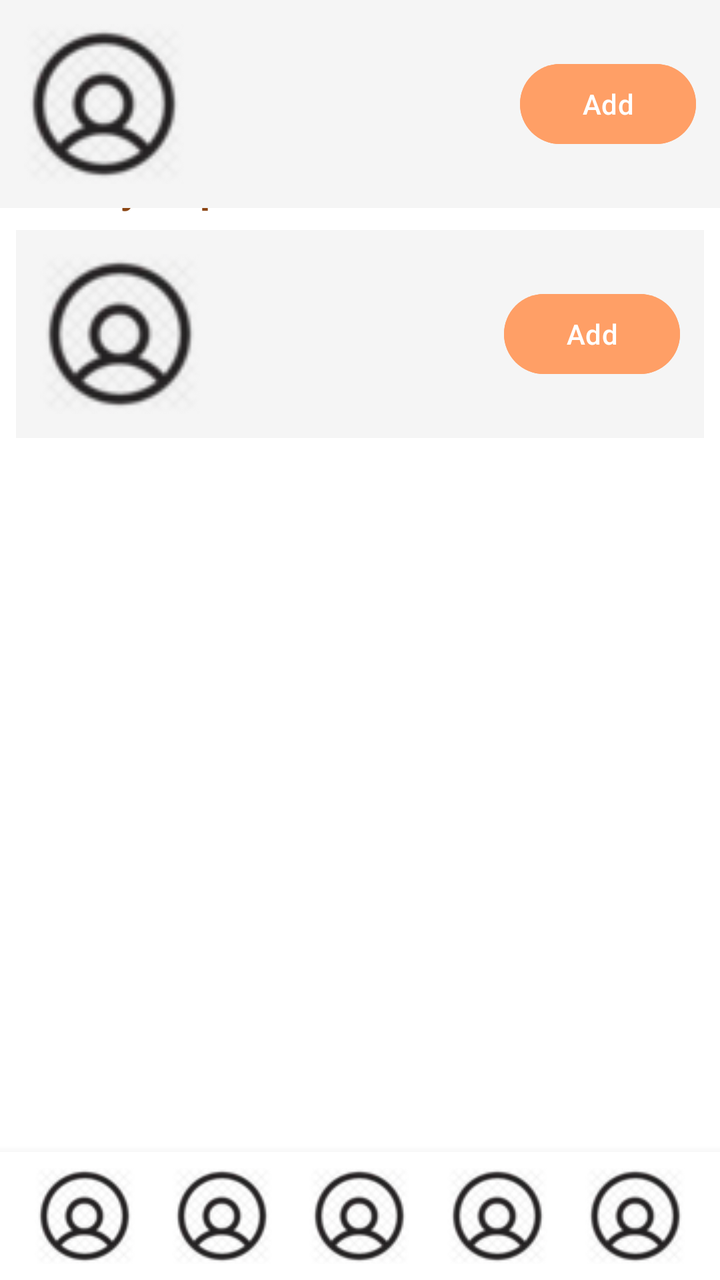
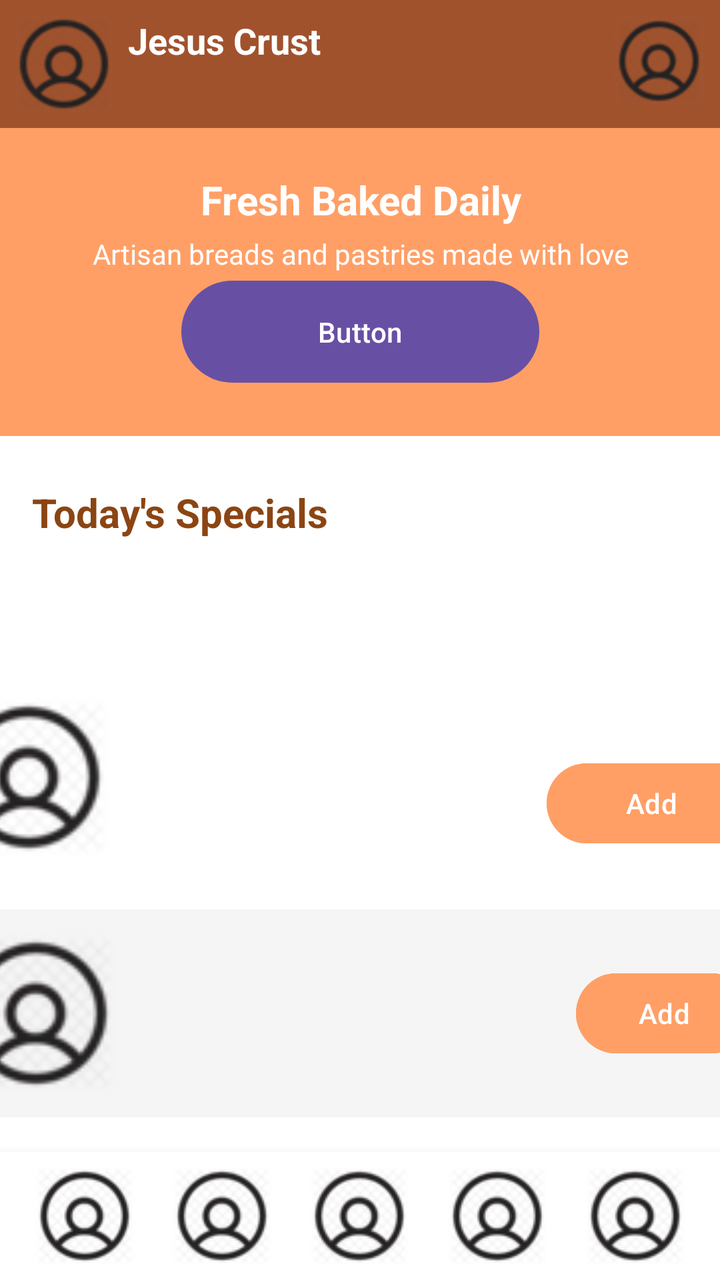

Screens rendered from an Android XML layout before and after an edit, with the pre-edit source and the edit as a unified diff.
<!-- AndroidManifest.xml: application theme Theme.JesusCrust -->
<!-- res/layout/activity_menu.xml -->
<?xml version="1.0" encoding="utf-8"?>
<androidx.constraintlayout.widget.ConstraintLayout
    xmlns:android="http://schemas.android.com/apk/res/android"
    xmlns:app="http://schemas.android.com/apk/res-auto"
    xmlns:tools="http://schemas.android.com/tools"
    android:id="@+id/menu"
    android:layout_width="match_parent"
    android:layout_height="match_parent"
    android:background="#FFFFFF"
    tools:context=".MenuActivity">

    
    <LinearLayout
        android:id="@+id/TopBannerContainer"
        android:layout_width="match_parent"
        android:layout_height="wrap_content"
        android:orientation="horizontal"
        android:padding="8dp"
        android:background="#A0522D"
        app:layout_constraintTop_toTopOf="parent"
        app:layout_constraintStart_toStartOf="parent"
        app:layout_constraintEnd_toEndOf="parent">

        <ImageButton
            android:id="@+id/Icon1"
            android:layout_width="48dp"
            android:layout_height="48dp"
            android:background="?attr/selectableItemBackgroundBorderless"
            android:contentDescription="User icon"
            app:srcCompat="@drawable/user" />

        <TextView
            android:layout_width="wrap_content"
            android:layout_height="wrap_content"
            android:gravity="center_vertical"
            android:paddingStart="8dp"
            android:text="Jesus Crust"
            android:textSize="18sp"
            android:textStyle="bold"
            android:textColor="#FFFFFF" />

        <View
            android:layout_width="0dp"
            android:layout_height="0dp"
            android:layout_weight="1" />

        <ImageView
            android:layout_width="45dp"
            android:layout_height="45dp"
            android:contentDescription="Logo"
            app:srcCompat="@drawable/user" />
    </LinearLayout>

    
    <TextView
        android:id="@+id/MenuTitle"
        android:layout_width="wrap_content"
        android:layout_height="wrap_content"
        android:text="Today's Specials"
        android:textSize="20sp"
        android:textStyle="bold"
        android:textColor="#8B4513"
        android:layout_marginStart="16dp"
        android:layout_marginTop="16dp"
        app:layout_constraintTop_toBottomOf="@id/TopBannerContainer"
        app:layout_constraintStart_toStartOf="parent" />

    
    <ScrollView
        android:id="@+id/MenuScroll"
        android:layout_width="0dp"
        android:layout_height="0dp"
        android:layout_margin="8dp"
        app:layout_constraintTop_toBottomOf="@id/MenuTitle"
        app:layout_constraintBottom_toTopOf="@id/BottomNav"
        app:layout_constraintStart_toStartOf="parent"
        app:layout_constraintEnd_toEndOf="parent">

        <LinearLayout
            android:layout_width="match_parent"
            android:layout_height="wrap_content"
            android:orientation="vertical">

            

            
            <LinearLayout
                android:layout_width="match_parent"
                android:layout_height="wrap_content"
                android:orientation="horizontal"
                android:background="#F5F5F5"
                android:padding="12dp"
                android:layout_marginBottom="12dp">

                <ImageView
                    android:layout_width="80dp"
                    android:layout_height="80dp"
                    app:srcCompat="@drawable/user"
                    android:contentDescription="Product" />

                <LinearLayout
                    android:layout_width="0dp"
                    android:layout_height="wrap_content"
                    android:layout_weight="1"
                    android:orientation="vertical"
                    android:layout_marginStart="12dp">

                    <TextView
                        android:text="Lucifer Luz del Alba"
                        android:textSize="16sp"
                        android:textStyle="bold"
                        android:textColor="#000000" />

                    <TextView
                        android:text="Buttery  flaky"
                        android:textSize="14sp"
                        android:textColor="#666666"
                        android:layout_marginTop="4dp" />

                    <TextView
                        android:text="$4.25"
                        android:textSize="14sp"
                        android:textColor="#FF9F66"
                        android:layout_marginTop="4dp" />
                </LinearLayout>

                <Button
                    android:layout_width="wrap_content"
                    android:layout_height="wrap_content"
                    android:text="Add"
                    android:backgroundTint="#FF9F66"
                    android:textColor="#FFFFFF"
                    android:layout_gravity="center_vertical" />
            </LinearLayout>

        </LinearLayout>
    </ScrollView>

    
    <LinearLayout
        android:id="@+id/BottomNav"
        android:layout_width="0dp"
        android:layout_height="wrap_content"
        android:orientation="horizontal"
        android:gravity="center"
        android:padding="8dp"
        android:background="#FFFFFF"
        android:elevation="8dp"
        app:layout_constraintBottom_toBottomOf="parent"
        app:layout_constraintStart_toStartOf="parent"
        app:layout_constraintEnd_toEndOf="parent">

        <ImageButton
            android:id="@+id/nav_home"
            android:layout_width="0dp"
            android:layout_height="48dp"
            android:layout_weight="1"
            android:background="?attr/selectableItemBackgroundBorderless"
            app:srcCompat="@drawable/user"
            android:contentDescription="Home" />

        <ImageButton
            android:id="@+id/nav_menu"
            android:layout_width="0dp"
            android:layout_height="48dp"
            android:layout_weight="1"
            android:background="?attr/selectableItemBackgroundBorderless"
            app:srcCompat="@drawable/user"
            android:contentDescription="Menu" />

        <ImageButton
            android:id="@+id/nav_cart"
            android:layout_width="0dp"
            android:layout_height="48dp"
            android:layout_weight="1"
            android:background="?attr/selectableItemBackgroundBorderless"
            app:srcCompat="@drawable/user"
            android:contentDescription="Cart" />

        <ImageButton
            android:id="@+id/nav_orders"
            android:layout_width="0dp"
            android:layout_height="48dp"
            android:layout_weight="1"
            android:background="?attr/selectableItemBackgroundBorderless"
            app:srcCompat="@drawable/user"
            android:contentDescription="Orders" />

        <ImageButton
            android:id="@+id/nav_profile"
            android:layout_width="0dp"
            android:layout_height="48dp"
            android:layout_weight="1"
            android:background="?attr/selectableItemBackgroundBorderless"
            app:srcCompat="@drawable/user"
            android:contentDescription="Profile" />
    </LinearLayout>

    <LinearLayout
        android:layout_width="match_parent"
        android:layout_height="wrap_content"
        android:background="#F5F5F5"
        android:orientation="horizontal"
        android:padding="12dp"
        tools:layout_editor_absoluteX="46dp"
        tools:layout_editor_absoluteY="313dp">

        <ImageView
            android:layout_width="80dp"
            android:layout_height="80dp"
            android:contentDescription="Product"
            app:srcCompat="@drawable/user" />

        <LinearLayout
            android:layout_width="0dp"
            android:layout_height="wrap_content"
            android:layout_marginStart="12dp"
            android:layout_weight="1"
            android:orientation="vertical">

            <TextView
                android:text="La tentación de Satán"
                android:textColor="#000000"
                android:textSize="16sp"
                android:textStyle="bold" />

            <TextView
                android:layout_marginTop="4dp"
                android:text="Classic artisan bread"
                android:textColor="#666666"
                android:textSize="14sp" />

            <TextView
                android:layout_marginTop="4dp"
                android:text="$8.50"
                android:textColor="#FF9F66"
                android:textSize="14sp" />
        </LinearLayout>

        <Button
            android:layout_width="wrap_content"
            android:layout_height="wrap_content"
            android:layout_gravity="center_vertical"
            android:backgroundTint="#FF9F66"
            android:text="Add"
            android:textColor="#FFFFFF" />
    </LinearLayout>

</androidx.constraintlayout.widget.ConstraintLayout>
<!-- resources referenced by this layout -->
<resources>
  <!-- drawable user: png bitmap (drawable, 7929 bytes) -->
  <style name="Theme.JesusCrust" parent="Base.Theme.JesusCrust" />
  <style name="Base.Theme.JesusCrust" parent="Theme.Material3.DayNight.NoActionBar">
          
          
      </style>
</resources>

<!-- the commit's change to res/layout/activity_menu.xml (unified diff, before → after) -->
@@ -11,6 +11,45 @@
 
     
     <LinearLayout
+        android:id="@+id/BannerDailyHome"
+        android:layout_width="408dp"
+        android:layout_height="154dp"
+        android:background="#FF9F66"
+        android:gravity="center"
+        android:orientation="vertical"
+        android:padding="16dp"
+        app:layout_constraintEnd_toEndOf="parent"
+        app:layout_constraintStart_toStartOf="parent"
+        app:layout_constraintTop_toBottomOf="@id/TopBannerContainer">
+
+        <TextView
+            android:id="@+id/textDaily"
+            android:layout_width="wrap_content"
+            android:layout_height="wrap_content"
+            android:text="Fresh Baked Daily"
+            android:textAlignment="center"
+            android:textColor="#FFFFFF"
+            android:textSize="20sp"
+            android:textStyle="bold" />
+
+        <TextView
+            android:id="@+id/textDaily2"
+            android:layout_width="match_parent"
+            android:layout_height="wrap_content"
+            android:layout_marginTop="4dp"
+            android:text="Artisan breads and pastries made with love"
+            android:textAlignment="center"
+            android:textColor="#FFFFFF" />
+
+        <Button
+            android:id="@+id/button3"
+            android:layout_width="179dp"
+            android:layout_height="59dp"
+            android:text="Button" />
+
+    </LinearLayout>
+
+    <LinearLayout
         android:id="@+id/TopBannerContainer"
         android:layout_width="match_parent"
         android:layout_height="wrap_content"
@@ -52,29 +91,40 @@
     </LinearLayout>
 
     
+
+    
+
+    
+
     <TextView
         android:id="@+id/MenuTitle"
         android:layout_width="wrap_content"
         android:layout_height="wrap_content"
+        android:layout_marginStart="16dp"
+        android:layout_marginTop="228dp"
+        android:layout_marginEnd="245dp"
+        android:layout_marginBottom="39dp"
         android:text="Today's Specials"
+        android:textColor="#8B4513"
         android:textSize="20sp"
         android:textStyle="bold"
-        android:textColor="#8B4513"
-        android:layout_marginStart="16dp"
-        android:layout_marginTop="16dp"
-        app:layout_constraintTop_toBottomOf="@id/TopBannerContainer"
-        app:layout_constraintStart_toStartOf="parent" />
-
-    
+        app:layout_constraintBottom_toTopOf="@+id/MenuScroll"
+        app:layout_constraintEnd_toEndOf="parent"
+        app:layout_constraintHorizontal_bias="0.0"
+        app:layout_constraintStart_toStartOf="parent"
+        app:layout_constraintTop_toBottomOf="@id/TopBannerContainer" />
+
     <ScrollView
         android:id="@+id/MenuScroll"
-        android:layout_width="0dp"
-        android:layout_height="0dp"
+        android:layout_width="422dp"
+        android:layout_height="301dp"
         android:layout_margin="8dp"
-        app:layout_constraintTop_toBottomOf="@id/MenuTitle"
+        android:layout_marginTop="38dp"
         app:layout_constraintBottom_toTopOf="@id/BottomNav"
-        app:layout_constraintStart_toStartOf="parent"
-        app:layout_constraintEnd_toEndOf="parent">
+        app:layout_constraintEnd_toEndOf="parent"
+        app:layout_constraintHorizontal_bias="0.545"
+        app:layout_constraintStart_toStartOf="parent"
+        app:layout_constraintTop_toBottomOf="@+id/MenuTitle">
 
         <LinearLayout
             android:layout_width="match_parent"
@@ -84,59 +134,115 @@
             
 
             
+
             <LinearLayout
+                android:layout_width="412dp"
+                android:layout_height="106dp"
+                android:layout_marginTop="32dp"
+                android:orientation="horizontal"
+                app:layout_constraintBottom_toTopOf="@id/linearLayout"
+                app:layout_constraintEnd_toEndOf="parent"
+                app:layout_constraintStart_toStartOf="parent"
+                app:layout_constraintTop_toTopOf="parent">
+
+                <ImageView
+                    android:id="@+id/imageView2"
+                    android:layout_width="80dp"
+                    android:layout_height="80dp"
+                    android:layout_weight="1"
+                    android:contentDescription="Product"
+                    app:srcCompat="@drawable/user" />
+
+                <LinearLayout
+                    android:layout_width="182dp"
+                    android:layout_height="match_parent"
+                    android:layout_marginStart="12dp"
+                    android:layout_weight="1"
+                    android:orientation="vertical">
+
+                    <TextView
+                        android:text="Lucifer Luz del Alba"
+                        android:textColor="#000000"
+                        android:textSize="16sp"
+                        android:textStyle="bold" />
+
+                    <TextView
+                        android:layout_marginTop="4dp"
+                        android:text="Buttery  flaky"
+                        android:textColor="#666666"
+                        android:textSize="14sp" />
+
+                    <TextView
+                        android:layout_marginTop="4dp"
+                        android:text="$4.25"
+                        android:textColor="#FF9F66"
+                        android:textSize="14sp" />
+                </LinearLayout>
+
+                <Button
+                    android:id="@+id/button2"
+                    android:layout_width="wrap_content"
+                    android:layout_height="wrap_content"
+                    android:layout_gravity="center_vertical"
+                    android:layout_weight="1"
+                    android:backgroundTint="#FF9F66"
+                    android:text="Add"
+                    android:textColor="#FFFFFF" />
+            </LinearLayout>
+
+            <LinearLayout
+                android:id="@+id/linearLayout"
                 android:layout_width="match_parent"
                 android:layout_height="wrap_content"
+                android:layout_marginBottom="12dp"
+                android:background="#F5F5F5"
                 android:orientation="horizontal"
-                android:background="#F5F5F5"
-                android:padding="12dp"
-                android:layout_marginBottom="12dp">
+                android:padding="12dp">
 
                 <ImageView
                     android:layout_width="80dp"
                     android:layout_height="80dp"
-                    app:srcCompat="@drawable/user"
-                    android:contentDescription="Product" />
+                    android:contentDescription="Product"
+                    app:srcCompat="@drawable/user" />
 
                 <LinearLayout
                     android:layout_width="0dp"
                     android:layout_height="wrap_content"
+                    android:layout_marginStart="12dp"
                     android:layout_weight="1"
-                    android:orientation="vertical"
-                    android:layout_marginStart="12dp">
+                    android:orientation="vertical">
 
                     <TextView
                         android:text="Lucifer Luz del Alba"
+                        android:textColor="#000000"
                         android:textSize="16sp"
-                        android:textStyle="bold"
-                        android:textColor="#000000" />
-
-                    <TextView
+                        android:textStyle="bold" />
+
+                    <TextView
+                        android:layout_marginTop="4dp"
                         android:text="Buttery  flaky"
-                        android:textSize="14sp"
                         android:textColor="#666666"
-                        android:layout_marginTop="4dp" />
-
-                    <TextView
+                        android:textSize="14sp" />
+
+                    <TextView
+                        android:layout_marginTop="4dp"
                         android:text="$4.25"
-                        android:textSize="14sp"
                         android:textColor="#FF9F66"
-                        android:layout_marginTop="4dp" />
+                        android:textSize="14sp" />
                 </LinearLayout>
 
                 <Button
                     android:layout_width="wrap_content"
                     android:layout_height="wrap_content"
+                    android:layout_gravity="center_vertical"
+                    android:backgroundTint="#FF9F66"
                     android:text="Add"
-                    android:backgroundTint="#FF9F66"
-                    android:textColor="#FFFFFF"
-                    android:layout_gravity="center_vertical" />
+                    android:textColor="#FFFFFF" />
             </LinearLayout>
 
         </LinearLayout>
     </ScrollView>
 
-    
     <LinearLayout
         android:id="@+id/BottomNav"
         android:layout_width="0dp"
@@ -196,54 +302,4 @@
             android:contentDescription="Profile" />
     </LinearLayout>
 
-    <LinearLayout
-        android:layout_width="match_parent"
-        android:layout_height="wrap_content"
-        android:background="#F5F5F5"
-        android:orientation="horizontal"
-        android:padding="12dp"
-        tools:layout_editor_absoluteX="46dp"
-        tools:layout_editor_absoluteY="313dp">
-
-        <ImageView
-            android:layout_width="80dp"
-            android:layout_height="80dp"
-            android:contentDescription="Product"
-            app:srcCompat="@drawable/user" />
-
-        <LinearLayout
-            android:layout_width="0dp"
-            android:layout_height="wrap_content"
-            android:layout_marginStart="12dp"
-            android:layout_weight="1"
-            android:orientation="vertical">
-
-            <TextView
-                android:text="La tentación de Satán"
-                android:textColor="#000000"
-                android:textSize="16sp"
-                android:textStyle="bold" />
-
-            <TextView
-                android:layout_marginTop="4dp"
-                android:text="Classic artisan bread"
-                android:textColor="#666666"
-                android:textSize="14sp" />
-
-            <TextView
-                android:layout_marginTop="4dp"
-                android:text="$8.50"
-                android:textColor="#FF9F66"
-                android:textSize="14sp" />
-        </LinearLayout>
-
-        <Button
-            android:layout_width="wrap_content"
-            android:layout_height="wrap_content"
-            android:layout_gravity="center_vertical"
-            android:backgroundTint="#FF9F66"
-            android:text="Add"
-            android:textColor="#FFFFFF" />
-    </LinearLayout>
-
 </androidx.constraintlayout.widget.ConstraintLayout>
